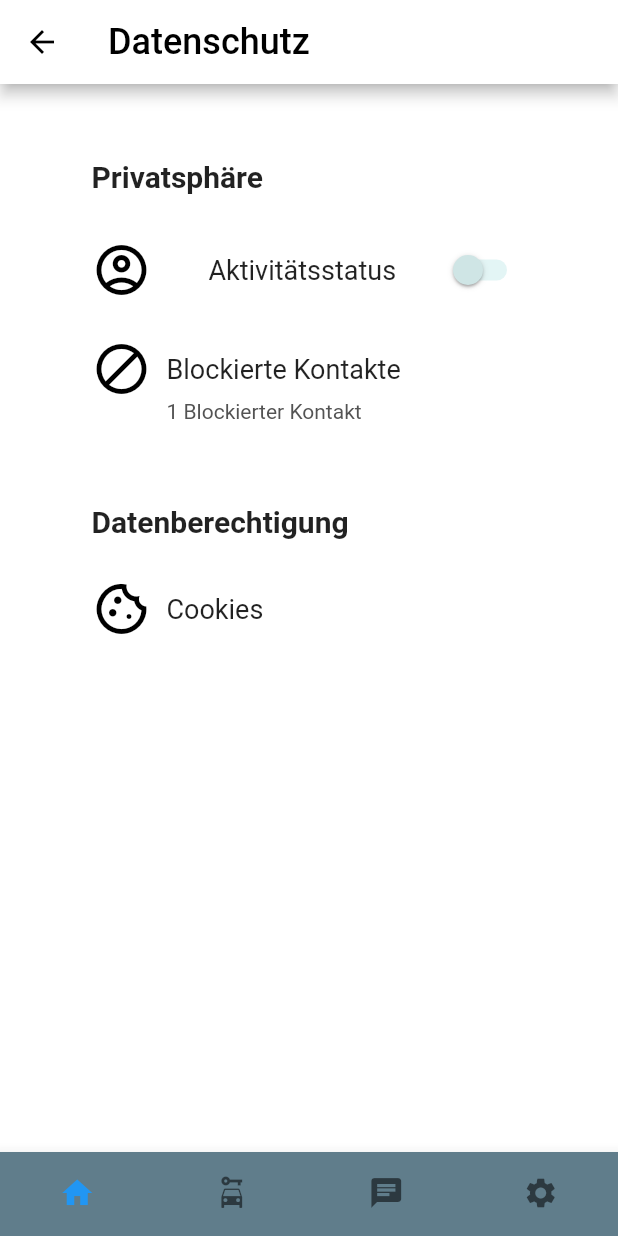
After one commit to MaechtigerMetzger/UniGo, a Flutter app: the DatenschutzScreen screen opened directly, on a phone screen of 412 x 824 dp. The commit adds this screen. Run offline on Flutter 3.47's test engine with Material 2 defaults, Android fonts, the phone set to English and light mode, and no system bars; our stand-ins replace flutter_form_builder, flutter_svg, form_builder_validators, get, google_fonts; missing offline and left inert: open_street_map_search_and_pick.

Commit message:
added Cookies, Auth, Data privacy Screens

```diff
--- a/lib/screens/auswahl_screen.dart
+++ b/lib/screens/auswahl_screen.dart
@@ -7,6 +7,9 @@ import 'package:unigo_prototyp/screens/profil/profile_screen.dart';
 import 'package:unigo_prototyp/screens/registrieren_screen.dart';
 import 'package:unigo_prototyp/screens/service_screens/list_nutzer_screen.dart';
 import 'package:unigo_prototyp/screens/settings_screen.dart';
+import 'package:unigo_prototyp/screens/settings/cookies_screen.dart';
+import 'package:unigo_prototyp/screens/settings/authentifizierung_screen.dart';
+import 'package:unigo_prototyp/screens/settings/datenschutz_screen.dart';
 import 'package:unigo_prototyp/widgets/svg_scaffold_widget.dart';
 
 import 'fahrt_hinzufuegen_screen.dart';
@@ -49,6 +52,12 @@ class AuswahlScreen extends StatelessWidget {
           _buildRouteButton(context, "Emails", EmailScreen()),
           _spacer(),
           _buildRouteButton(context, "FAQ", FaqScreen()),
+          _spacer(),
+          _buildRouteButton(context, "Cookies", CookiesScreen()),
+          _spacer(),
+          _buildRouteButton(context, "Authentifizierung", AuthentifizierungScreen()),
+          _spacer(),
+          _buildRouteButton(context, "Datenschutz",DatenschutzScreen()),
         ],
       ),
     ));
--- /dev/null
+++ b/lib/screens/settings/datenschutz_screen.dart
@@ -0,0 +1,215 @@
+import 'package:flutter/material.dart';
+
+class DatenschutzScreen extends StatefulWidget {
+  @override
+  DatenschutzzScreen createState() => DatenschutzzScreen();
+}
+
+class DatenschutzzScreen extends State<DatenschutzScreen> {
+  bool ads1 = false;
+
+  @override
+  Widget build(BuildContext context) {
+    return Scaffold(
+      bottomNavigationBar: BottomNavigationBar(
+        type: BottomNavigationBarType.fixed,
+        showUnselectedLabels: false,
+        showSelectedLabels: false,
+        backgroundColor: Colors.blueGrey,
+        items: [
+          BottomNavigationBarItem(
+            icon: Icon(Icons.home),
+            label: "",
+          ),
+          BottomNavigationBarItem(
+            icon: Icon(Icons.car_rental),
+            label: "",
+          ),
+          BottomNavigationBarItem(
+            icon: Icon(Icons.chat),
+            label: "",
+          ),
+          BottomNavigationBarItem(
+            icon: Icon(Icons.settings),
+            label: "",
+          ),
+        ],
+      ),
+
+      appBar: AppBar(
+        iconTheme: IconThemeData(
+          color: Colors.black,
+        ),
+        title: const Text('Datenschutz', style: TextStyle(color: Colors.black, fontSize: 24),
+        ),
+        backgroundColor: Colors.white,
+      ),
+
+      backgroundColor: Color.fromARGB(255, 255, 255, 255),
+
+      body: Column(
+        children: [
+
+          SizedBox(height: 50),
+
+          // Privatsphäre
+          Container(
+            width: 290,
+            height: 50,
+            //color: Colors.red,
+            child: Column(
+              children: [
+                Row(
+                  mainAxisAlignment: MainAxisAlignment.spaceBetween,
+                  children: [
+                    Text("Privatsphäre", style: TextStyle(fontSize: 20, fontWeight: FontWeight.bold,),
+                    ),
+                  ],
+                ),
+              ],
+            ),
+          ),
+
+          // Aktivitätsstatus
+          Container(
+            width: 290,
+            height: 50,
+            //color: Colors.red,
+            child: Column(
+              children: [
+                Row(
+                  mainAxisAlignment: MainAxisAlignment.spaceBetween,
+                  children: [
+                    Padding(
+                      padding: const EdgeInsets.only(right: 10),
+                      child: Icon(
+                        Icons.account_circle_outlined,
+                        size: 40,
+                        color: Colors.black,
+                      ),
+                    ),
+                    Text("Aktivitätsstatus", style: TextStyle(fontSize: 18,),
+                    ),
+                    Switch(
+                      activeColor: Color.fromARGB(255, 161, 224, 169),
+                      activeTrackColor: Color.fromARGB(255, 212, 240, 216),
+                      inactiveThumbColor: Color.fromARGB(255, 207, 229, 229),
+                      inactiveTrackColor: Color.fromARGB(255, 227, 245, 245),
+                      value: ads1,
+                      onChanged: (bool value) {
+                        setState(() {
+                          ads1 = value;
+                          print(value);
+                        });
+                      },
+                    ),
+                  ],
+                ),
+              ],
+            ),
+          ),
+
+          Container(
+            height: 20,
+          ),
+
+          // Blockierte Kontakte
+          Container(
+            width: 290,
+            height: 40,
+            //color: Colors.red,
+            child: Column(
+              children: [
+                Row(
+                  children: [
+                    Padding(
+                      padding: const EdgeInsets.only(right: 10),
+                      child: Icon(
+                        Icons.block,
+                        size: 40,
+                        color: Colors.black,
+                      ),
+                    ),
+                    Text("Blockierte Kontakte", style: TextStyle(fontSize: 18,),
+                    ),
+                  ],
+                ),
+              ],
+            ),
+          ),
+
+          Container(
+
+          ),
+
+          // 1 Blockierter Kontakt
+          Container(
+            width: 290,
+            height: 50,
+            //color: Colors.red,
+            child: Column(
+              children: [
+                Row(
+                  //mainAxisAlignment: MainAxisAlignment.spaceBetween,
+                  children: [
+                    Padding(
+                      padding: const EdgeInsets.only(left: 50),
+                    ),
+                    Text("1 Blockierter Kontakt", style: TextStyle(fontSize: 14, color: Color.fromARGB(255, 83, 83, 83)),
+                    ),
+                  ],
+                ),
+              ],
+            ),
+          ),
+
+          SizedBox(height: 20),
+
+          // Datenberechtigung
+          Container(
+            width: 290,
+            height: 50,
+            //color: Colors.red,
+            child: Column(
+              children: [
+                Row(
+                  mainAxisAlignment: MainAxisAlignment.spaceBetween,
+                  children: [
+                    Text("Datenberechtigung", style: TextStyle(fontSize: 20, fontWeight: FontWeight.bold,),
+                    ),
+                  ],
+                ),
+              ],
+            ),
+          ),
+
+          // Cookies
+          Container(
+            width: 290,
+            height: 40,
+            //color: Colors.red,
+            child: Column(
+              children: [
+                Row(
+                  children: [
+                    Padding(
+                      padding: const EdgeInsets.only(right: 10),
+                      child: Icon(
+                        Icons.cookie_outlined,
+                        size: 40,
+                        color: Colors.black,
+                      ),
+                    ),
+                    Text("Cookies", style: TextStyle(fontSize: 18,),
+                    ),
+                  ],
+                ),
+              ],
+            ),
+          ),
+
+        ],
+      ),
+    );
+  }
+}
```
Also changed, not shown: lib/screens/settings/authentifizierung_screen.dart (added, +113 -0 lines), lib/screens/settings/cookies_screen.dart (added, +215 -0 lines).
